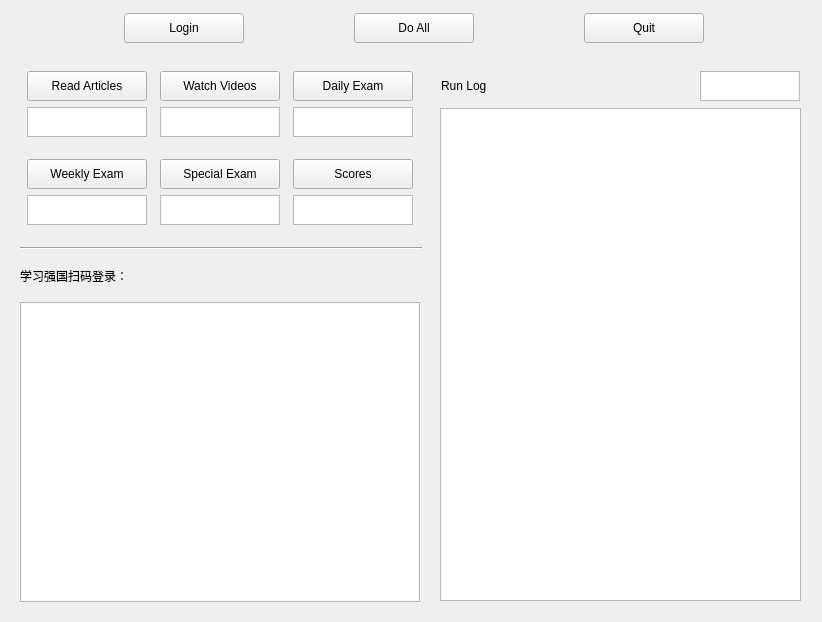
Old version of the form auto-study/auto_study.ui in the repository SunicYosen/spider.
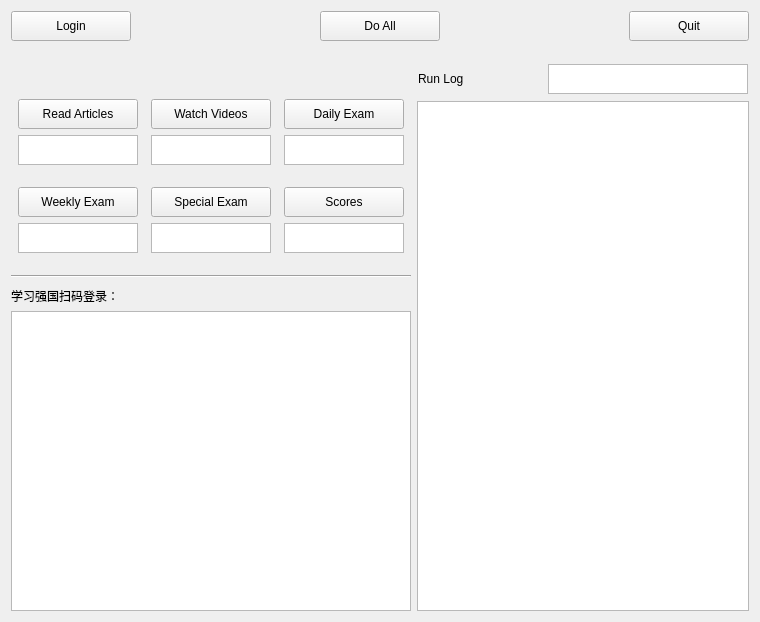
New version of the form.

```diff
--- a/auto-study/auto_study.ui
+++ b/auto-study/auto_study.ui
@@ -6,7 +6,7 @@
    <rect>
     <x>0</x>
     <y>0</y>
-    <width>822</width>
+    <width>760</width>
     <height>622</height>
    </rect>
   </property>
@@ -18,17 +18,10 @@
   <property name="windowTitle">
    <string>Auto_Study</string>
   </property>
-  <widget class="QWidget" name="gridLayoutWidget">
-   <property name="geometry">
-    <rect>
-     <x>20</x>
-     <y>10</y>
-     <width>791</width>
-     <height>57</height>
-    </rect>
-   </property>
+  <layout class="QGridLayout" name="gridLayout_3">
+   <item row="0" column="0" colspan="2">
    <layout class="QGridLayout" name="gridLayout_2">
-    <item row="0" column="0">
+     <item row="0" column="1">
      <widget class="QPushButton" name="login_bt">
       <property name="minimumSize">
        <size>
@@ -47,26 +40,7 @@
       </property>
      </widget>
     </item>
-    <item row="0" column="2">
-     <widget class="QPushButton" name="quit_bt">
-      <property name="minimumSize">
-       <size>
-        <width>120</width>
-        <height>30</height>
-       </size>
-      </property>
-      <property name="maximumSize">
-       <size>
-        <width>120</width>
-        <height>30</height>
-       </size>
-      </property>
-      <property name="text">
-       <string>Quit</string>
-      </property>
-     </widget>
-    </item>
-    <item row="0" column="1">
+     <item row="0" column="3">
      <widget class="QPushButton" name="do_all_bt">
       <property name="minimumSize">
        <size>
@@ -85,7 +59,26 @@
       </property>
      </widget>
     </item>
-    <item row="1" column="0">
+     <item row="0" column="5">
+      <widget class="QPushButton" name="quit_bt">
+       <property name="minimumSize">
+        <size>
+         <width>120</width>
+         <height>30</height>
+        </size>
+       </property>
+       <property name="maximumSize">
+        <size>
+         <width>120</width>
+         <height>30</height>
+        </size>
+       </property>
+       <property name="text">
+        <string>Quit</string>
+       </property>
+      </widget>
+     </item>
+     <item row="1" column="1">
      <widget class="QLabel" name="label_blank_2">
       <property name="minimumSize">
        <size>
@@ -104,22 +97,40 @@
       </property>
      </widget>
     </item>
-   </layout>
-  </widget>
-  <widget class="QWidget" name="layoutWidget">
-   <property name="geometry">
-    <rect>
-     <x>20</x>
-     <y>71</y>
-     <width>402</width>
-     <height>531</height>
-    </rect>
-   </property>
+     <item row="0" column="2">
+      <spacer name="horizontalSpacer_2">
+       <property name="orientation">
+        <enum>Qt::Horizontal</enum>
+       </property>
+       <property name="sizeHint" stdset="0">
+        <size>
+         <width>40</width>
+         <height>20</height>
+        </size>
+       </property>
+      </spacer>
+     </item>
+     <item row="0" column="4">
+      <spacer name="horizontalSpacer">
+       <property name="orientation">
+        <enum>Qt::Horizontal</enum>
+       </property>
+       <property name="sizeHint" stdset="0">
+        <size>
+         <width>40</width>
+         <height>20</height>
+        </size>
+       </property>
+      </spacer>
+     </item>
+    </layout>
+   </item>
+   <item row="1" column="0">
    <layout class="QVBoxLayout" name="verticalLayout">
     <item>
      <layout class="QGridLayout" name="gridLayout">
-      <item row="5" column="2">
-       <widget class="QTextBrowser" name="score_broswer">
+       <item row="5" column="1">
+        <widget class="QPushButton" name="special_exam_bt">
         <property name="minimumSize">
          <size>
           <width>120</width>
@@ -132,75 +143,34 @@
           <height>30</height>
          </size>
         </property>
-        <property name="verticalScrollBarPolicy">
-         <enum>Qt::ScrollBarAlwaysOff</enum>
-        </property>
-        <property name="horizontalScrollBarPolicy">
-         <enum>Qt::ScrollBarAlwaysOff</enum>
+         <property name="text">
+          <string>Special Exam</string>
         </property>
        </widget>
       </item>
-      <item row="3" column="0">
-       <widget class="QLabel" name="label_blank">
+       <item row="3" column="1">
+        <widget class="QTextBrowser" name="video_score">
         <property name="minimumSize">
          <size>
-          <width>0</width>
-          <height>10</height>
+           <width>120</width>
+           <height>30</height>
          </size>
         </property>
         <property name="maximumSize">
          <size>
-          <width>16777215</width>
-          <height>10</height>
-         </size>
-        </property>
-        <property name="text">
-         <string/>
+           <width>120</width>
+           <height>30</height>
+          </size>
+         </property>
+         <property name="verticalScrollBarPolicy">
+          <enum>Qt::ScrollBarAlwaysOff</enum>
+         </property>
+         <property name="horizontalScrollBarPolicy">
+          <enum>Qt::ScrollBarAlwaysOff</enum>
         </property>
        </widget>
       </item>
       <item row="2" column="0">
-       <widget class="QTextBrowser" name="article_score">
-        <property name="minimumSize">
-         <size>
-          <width>120</width>
-          <height>30</height>
-         </size>
-        </property>
-        <property name="maximumSize">
-         <size>
-          <width>120</width>
-          <height>30</height>
-         </size>
-        </property>
-        <property name="verticalScrollBarPolicy">
-         <enum>Qt::ScrollBarAlwaysOff</enum>
-        </property>
-        <property name="horizontalScrollBarPolicy">
-         <enum>Qt::ScrollBarAlwaysOff</enum>
-        </property>
-       </widget>
-      </item>
-      <item row="4" column="2">
-       <widget class="QPushButton" name="get_scores_bt">
-        <property name="minimumSize">
-         <size>
-          <width>120</width>
-          <height>30</height>
-         </size>
-        </property>
-        <property name="maximumSize">
-         <size>
-          <width>120</width>
-          <height>30</height>
-         </size>
-        </property>
-        <property name="text">
-         <string>Scores</string>
-        </property>
-       </widget>
-      </item>
-      <item row="1" column="0">
        <widget class="QPushButton" name="read_article_bt">
         <property name="minimumSize">
          <size>
@@ -219,8 +189,27 @@
         </property>
        </widget>
       </item>
-      <item row="2" column="1">
-       <widget class="QTextBrowser" name="video_score">
+       <item row="4" column="0">
+        <widget class="QLabel" name="label_blank">
+         <property name="minimumSize">
+          <size>
+           <width>0</width>
+           <height>10</height>
+          </size>
+         </property>
+         <property name="maximumSize">
+          <size>
+           <width>16777215</width>
+           <height>10</height>
+          </size>
+         </property>
+         <property name="text">
+          <string/>
+         </property>
+        </widget>
+       </item>
+       <item row="6" column="2">
+        <widget class="QTextBrowser" name="score_broswer">
         <property name="minimumSize">
          <size>
           <width>120</width>
@@ -241,7 +230,26 @@
         </property>
        </widget>
       </item>
-      <item row="1" column="2">
+       <item row="5" column="2">
+        <widget class="QPushButton" name="get_scores_bt">
+         <property name="minimumSize">
+          <size>
+           <width>120</width>
+           <height>30</height>
+          </size>
+         </property>
+         <property name="maximumSize">
+          <size>
+           <width>120</width>
+           <height>30</height>
+          </size>
+         </property>
+         <property name="text">
+          <string>Scores</string>
+         </property>
+        </widget>
+       </item>
+       <item row="2" column="2">
        <widget class="QPushButton" name="daily_exam_bt">
         <property name="minimumSize">
          <size>
@@ -260,7 +268,45 @@
         </property>
        </widget>
       </item>
-      <item row="2" column="2">
+       <item row="7" column="0">
+        <widget class="QLabel" name="label_2">
+         <property name="minimumSize">
+          <size>
+           <width>0</width>
+           <height>10</height>
+          </size>
+         </property>
+         <property name="maximumSize">
+          <size>
+           <width>16777215</width>
+           <height>10</height>
+          </size>
+         </property>
+         <property name="text">
+          <string/>
+         </property>
+        </widget>
+       </item>
+       <item row="5" column="0">
+        <widget class="QPushButton" name="weekly_exam_bt">
+         <property name="minimumSize">
+          <size>
+           <width>120</width>
+           <height>30</height>
+          </size>
+         </property>
+         <property name="maximumSize">
+          <size>
+           <width>120</width>
+           <height>30</height>
+          </size>
+         </property>
+         <property name="text">
+          <string>Weekly Exam</string>
+         </property>
+        </widget>
+       </item>
+       <item row="3" column="2">
        <widget class="QTextBrowser" name="daily_exam_score">
         <property name="minimumSize">
          <size>
@@ -282,7 +328,29 @@
         </property>
        </widget>
       </item>
-      <item row="1" column="1">
+       <item row="6" column="1">
+        <widget class="QTextBrowser" name="special_exam_score">
+         <property name="minimumSize">
+          <size>
+           <width>120</width>
+           <height>30</height>
+          </size>
+         </property>
+         <property name="maximumSize">
+          <size>
+           <width>120</width>
+           <height>30</height>
+          </size>
+         </property>
+         <property name="verticalScrollBarPolicy">
+          <enum>Qt::ScrollBarAlwaysOff</enum>
+         </property>
+         <property name="horizontalScrollBarPolicy">
+          <enum>Qt::ScrollBarAlwaysOff</enum>
+         </property>
+        </widget>
+       </item>
+       <item row="2" column="1">
        <widget class="QPushButton" name="watch_videos_bt">
         <property name="minimumSize">
          <size>
@@ -302,44 +370,6 @@
        </widget>
       </item>
       <item row="6" column="0">
-       <widget class="QLabel" name="label_2">
-        <property name="minimumSize">
-         <size>
-          <width>0</width>
-          <height>10</height>
-         </size>
-        </property>
-        <property name="maximumSize">
-         <size>
-          <width>16777215</width>
-          <height>10</height>
-         </size>
-        </property>
-        <property name="text">
-         <string/>
-        </property>
-       </widget>
-      </item>
-      <item row="4" column="0">
-       <widget class="QPushButton" name="weekly_exam_bt">
-        <property name="minimumSize">
-         <size>
-          <width>120</width>
-          <height>30</height>
-         </size>
-        </property>
-        <property name="maximumSize">
-         <size>
-          <width>120</width>
-          <height>30</height>
-         </size>
-        </property>
-        <property name="text">
-         <string>Weekly Exam</string>
-        </property>
-       </widget>
-      </item>
-      <item row="5" column="0">
        <widget class="QTextBrowser" name="weekly_exam_score">
         <property name="minimumSize">
          <size>
@@ -361,8 +391,8 @@
         </property>
        </widget>
       </item>
-      <item row="5" column="1">
-       <widget class="QTextBrowser" name="special_exam_score">
+       <item row="3" column="0">
+        <widget class="QTextBrowser" name="article_score">
         <property name="minimumSize">
          <size>
           <width>120</width>
@@ -383,22 +413,22 @@
         </property>
        </widget>
       </item>
-      <item row="4" column="1">
-       <widget class="QPushButton" name="special_exam_bt">
+       <item row="1" column="0">
+        <widget class="QLabel" name="label_3">
         <property name="minimumSize">
          <size>
-          <width>120</width>
+           <width>0</width>
           <height>30</height>
          </size>
         </property>
         <property name="maximumSize">
          <size>
-          <width>120</width>
+           <width>16777215</width>
           <height>30</height>
          </size>
         </property>
         <property name="text">
-         <string>Special Exam</string>
+          <string/>
         </property>
        </widget>
       </item>
@@ -411,6 +441,19 @@
       </property>
      </widget>
     </item>
+     <item>
+      <spacer name="verticalSpacer">
+       <property name="orientation">
+        <enum>Qt::Vertical</enum>
+       </property>
+       <property name="sizeHint" stdset="0">
+        <size>
+         <width>20</width>
+         <height>40</height>
+        </size>
+       </property>
+      </spacer>
+     </item>
     <item>
      <widget class="QLabel" name="label">
       <property name="text">
@@ -438,16 +481,8 @@
      </widget>
     </item>
    </layout>
-  </widget>
-  <widget class="QWidget" name="layoutWidget">
-   <property name="geometry">
-    <rect>
-     <x>440</x>
-     <y>70</y>
-     <width>361</width>
-     <height>531</height>
-    </rect>
-   </property>
+   </item>
+   <item row="1" column="1">
    <layout class="QVBoxLayout" name="verticalLayout_2">
     <item>
      <layout class="QHBoxLayout" name="horizontalLayout_2" stretch="0,0">
@@ -521,13 +556,13 @@
        <widget class="QTextBrowser" name="user_broswer">
         <property name="minimumSize">
          <size>
-          <width>50</width>
+           <width>200</width>
           <height>30</height>
          </size>
         </property>
         <property name="maximumSize">
          <size>
-          <width>100</width>
+           <width>200</width>
           <height>30</height>
          </size>
         </property>
@@ -561,7 +596,8 @@
      </widget>
     </item>
    </layout>
-  </widget>
+   </item>
+  </layout>
  </widget>
  <resources/>
  <connections/>
```
Lines whose indentation alone changed are shown as unchanged.
